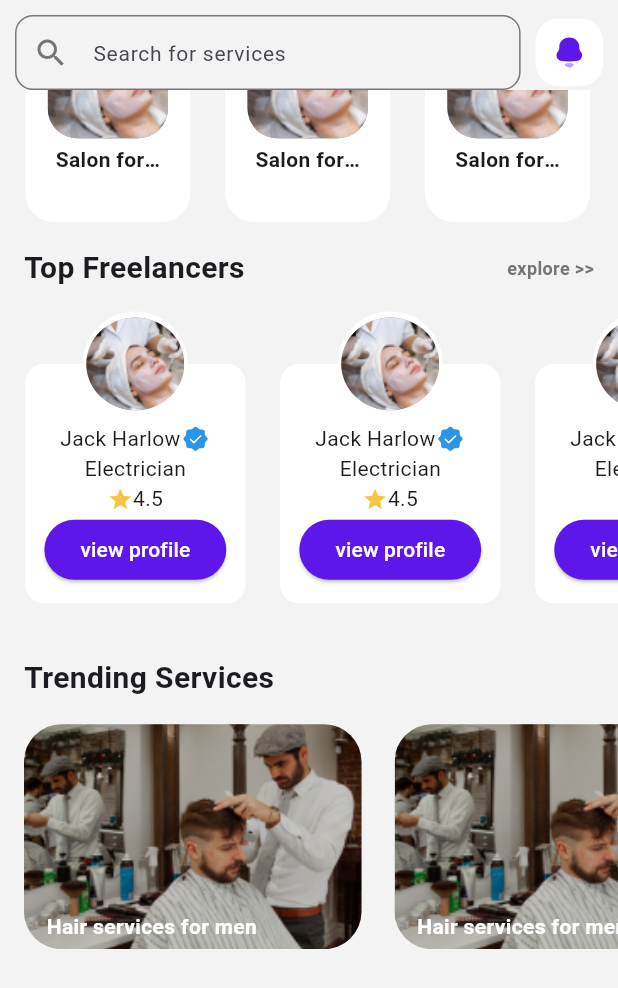
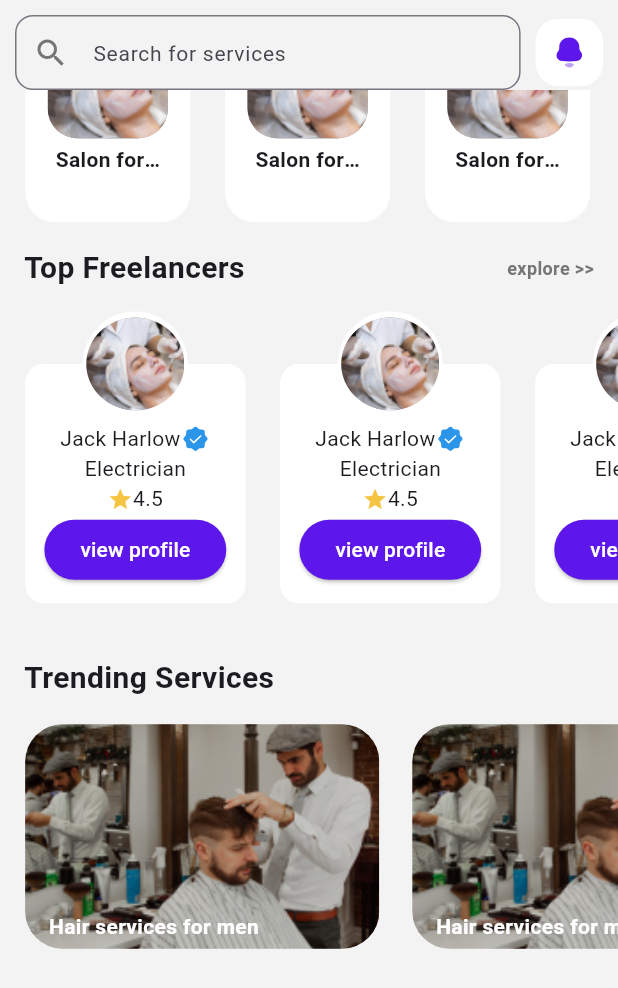
Before and after one commit to Dev-MuradAbed/seek_me, a Flutter app: the screen it shows after launch, scrolled down 576 dp, on a phone screen of 412 x 824 dp. Shown: the top 988 px of the screen. Run offline on Flutter 3.47's test engine with Material 2 defaults, Android fonts, the phone set to English and light mode, and no system bars; our stand-ins replace dio, flutter_svg, fluttertoast, get, intl_phone_field, shared_preferences; network calls fail; project files that could hold a hidden picture were left out.

Commit message:
trending_services_section

```diff
--- a/lib/view/home/home_view.dart
+++ b/lib/view/home/home_view.dart
@@ -174,53 +174,7 @@ class _HomeViewState extends State<HomeView> {
                     const SizedBox(
                       height: 16,
                     ),
-                    SingleChildScrollView(
-                      scrollDirection: Axis.horizontal,
-                      child: Padding(
-                        padding: const EdgeInsets.symmetric(horizontal: 16),
-                        child: Wrap(
-                          spacing: 22,
-                          children: List<Widget>.generate(
-                              3,
-                              (int index) => Stack(
-                                    children: <Widget>[
-                                      Container(
-                                        width: 225,
-                                        height: 150,
-                                        decoration: BoxDecoration(
-                                          borderRadius:
-                                              BorderRadius.circular(25),
-                                          image: const DecorationImage(
-                                              image: AssetImage(
-                                                  ImageAssets.hearImageTest),
-                                              fit: BoxFit.cover),
-                                        ),
-                                      ),
-                                      Container(
-                                        width: 225,
-                                        height: 150,
-                                        decoration: BoxDecoration(
-                                            borderRadius:
-                                                BorderRadius.circular(25),
-                                            color: const Color.fromRGBO(
-                                                0, 0, 0, 0.2)),
-                                      ),
-                                      const Padding(
-                                        padding:
-                                            EdgeInsets.only(top: 125, left: 15),
-                                        child: Text(
-                                          'Hair services for men',
-                                          style: TextStyle(
-                                              fontSize: 14,
-                                              fontWeight: FontWeight.w700,
-                                              color: Colors.white),
-                                        ),
-                                      ),
-                                    ],
-                                  )),
-                        ),
-                      ),
-                    ),
+                    TrendingServicesSection(),
                     const SizedBox(
                       height: 190,
                     )
--- a/lib/view/home/widget_home/index.dart
+++ b/lib/view/home/widget_home/index.dart
@@ -5,3 +5,4 @@ export 'slider_container.dart';
 export 'carousel_slider.dart';
 export 'categories_section.dart';
 export 'top_freelancers.dart';
+export 'trending_services_section.dart';
--- /dev/null
+++ b/lib/view/home/widget_home/trending_services_section.dart
@@ -0,0 +1,61 @@
+import 'package:flutter/material.dart';
+import 'package:get/get.dart';
+
+import '../../../index.dart';
+
+class TrendingServicesSection extends StatelessWidget {
+  const TrendingServicesSection({
+    super.key,
+  });
+
+  @override
+  Widget build(BuildContext context) {
+    return SingleChildScrollView(
+      scrollDirection: Axis.horizontal,
+      child: Padding(
+        padding:  EdgeInsets.symmetric(horizontal: Get.width/24.545),
+        child: Wrap(
+          spacing: 22,
+          children: List<Widget>.generate(
+              3,
+                  (int index) => Stack(
+                children: <Widget>[
+                  Container(
+                    width: Get.width/1.745,
+                    height: Get.height/5.503,
+                    decoration: BoxDecoration(
+                      borderRadius:
+                      BorderRadius.circular(Get.height/33.018),
+                      image: const DecorationImage(
+                          image: AssetImage(
+                              ImageAssets.hearImageTest),
+                          fit: BoxFit.cover),
+                    ),
+                  ),
+                  Container(
+                    width: Get.width/1.745,
+                    height: Get.height/5.503,
+                    decoration: BoxDecoration(
+                        borderRadius:
+                        BorderRadius.circular(Get.height/33.018),
+                        color: const Color.fromRGBO(
+                            0, 0, 0, 0.2)),
+                  ),
+                  Padding(
+                    padding:
+                    EdgeInsets.only(top: Get.height/6.603, left: Get.width/26.181),
+                    child: Text(
+                      'Hair services for men',
+                      style: TextStyle(
+                          fontSize: Get.height/58.961,
+                          fontWeight: FontWeight.w700,
+                          color: Colors.white),
+                    ),
+                  ),
+                ],
+              )),
+        ),
+      ),
+    );
+  }
+}
```
